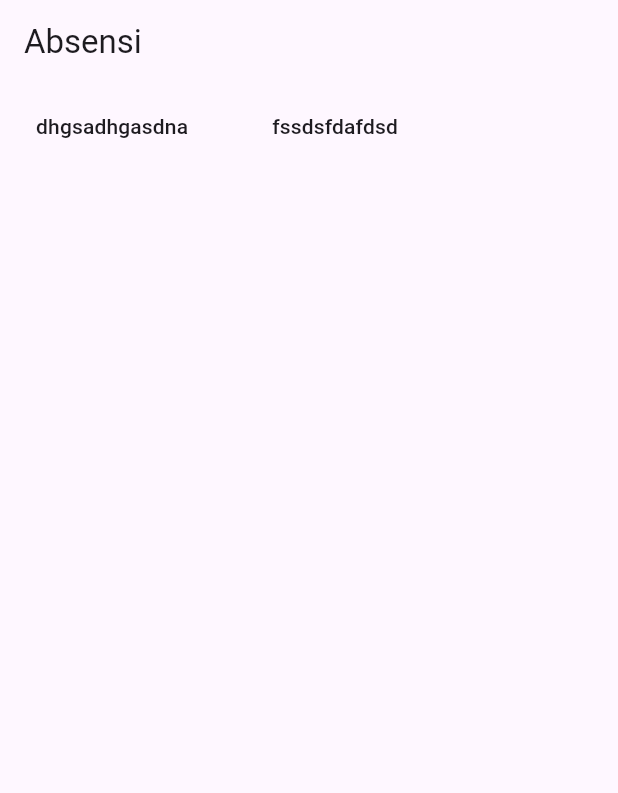
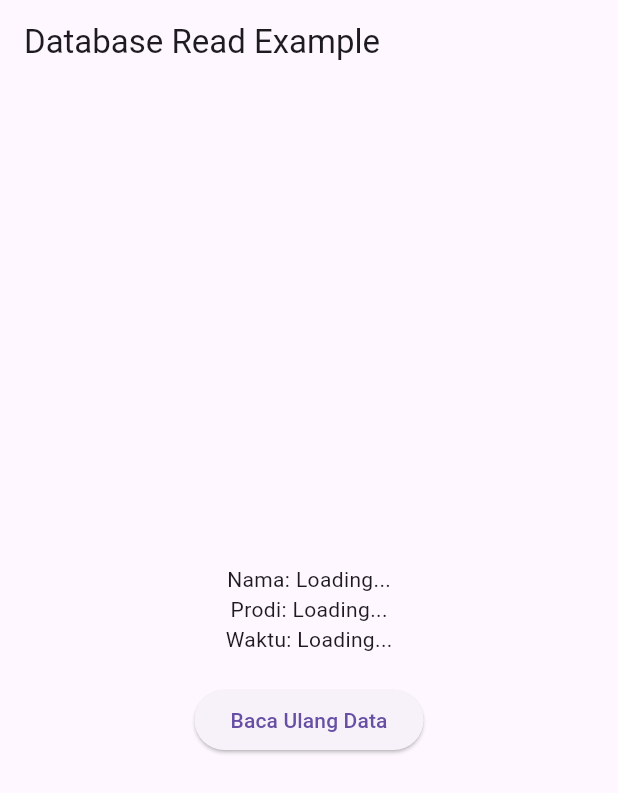
Before and after one commit to rmyrv/Absensi, a Flutter app: the screen it shows after launch, on a phone screen of 412 x 824 dp. Shown: the top 793 px of the screen. Run offline on Flutter 3.47's test engine with Material 3 defaults, Android fonts, the phone set to English and light mode, and no system bars; our stand-ins replace firebase_core, firebase_database; accounts and stored records are empty.

Commit message:
Update bisa menampilkan read Firebase

```diff
--- a/lib/dashboard.dart
+++ b/lib/dashboard.dart
@@ -1,117 +1,222 @@
-// import 'package:projectabsensi/login.dart';
-import 'package:cloud_firestore/cloud_firestore.dart';
-import 'package:flutter/material.dart';
+// import 'package:cloud_firestore/cloud_firestore.dart';
+// import 'package:flutter/material.dart';
+
+// void main() {
+//   runApp(MyApp());
+// }
+
+// class MyApp extends StatelessWidget {
+//   @override
+//   Widget build(BuildContext context) {
+//     return MaterialApp(
+//       debugShowCheckedModeBanner: false,
+//       title: 'My App',
+//       home: Dashboard(),
+//     );
+//   }
+// }
+
+// class Dashboard extends StatelessWidget {
 //   @override
 //   Widget build(BuildContext context) {
 //     return Scaffold(
-//         appBar: AppBar(
-//           title: Text(
-//             "Absensi",
-//             style: TextStyle(
-//               fontSize: 20.0,
-//               fontWeight: FontWeight.bold,
-//             ),
-//           ),
-//           centerTitle: true,
-//         ),
-//         drawer: Drawer(
-//           child: ListView(
-//             children: [
-//               UserAccountsDrawerHeader(
-//                 accountName: Text("Nama Pengguna"),
-//                 accountEmail: Text("email@example.com"),
-//                 currentAccountPicture: CircleAvatar(
-//                   backgroundImage: AssetImage("path_to_your_profile_image.jpg"),
+//       appBar: AppBar(
+//         backgroundColor: Color(0xFFAB8C5F),
+//         leading: PopupMenuButton<String>(
+//           itemBuilder: (BuildContext context) {
+//             return [
+//               PopupMenuItem<String>(
+//                 value: 'logout',
+//                 child: ListTile(
+//                   leading: Icon(Icons.exit_to_app),
+//                   title: Text('Logout'),
 //                 ),
 //               ),
-//               ListTile(
-//                 title: Text("Logout"),
-//                 onTap: () {
-//                   // Aksi yang akan diambil saat tombol "Logout" ditekan
-//                   Navigator.pushAndRemoveUntil(
-//                     context,
-//                     MaterialPageRoute(builder: (context) => LoginPage()),
-//                     (Route<dynamic> route) => false,
-//                   );
-//                 },
-//               ),
-//             ],
+//             ];
+//           },
+//           onSelected: (value) {
+//             if (value == 'logout') {
+//               // Tambahkan logika logout di sini
+//               // Misalnya, panggil fungsi untuk menghapus token, membersihkan sesi, dll.
+//               // Setelah logout, arahkan pengguna ke layar login atau halaman lainnya.
+//             }
+//           },
+//         ),
+//         title: Center(
+//           child: Image.asset(
+//             'assets/absensi.png',
+//             height: 100,
 //           ),
 //         ),
-//         body: FutureBuilder(
-//             future: fetchData(),
-//             builder: (context, snapshot) {
-//               return ListView(
-//                 children: [
-//                   Center(
-//                     child: DataTable(
-//                       columns: [
-//                         DataColumn(label: Text('Nama')),
-//                         DataColumn(label: Text('Hari')),
-//                         DataColumn(label: Text('Jam Masuk')),
-//                         DataColumn(label: Text('Jam Keluar')),
-//                       ],
-//                       rows: [
-//                         DataRow(cells: [
-//                           DataCell(Text('$_namaValue')),
-//                           DataCell(Text('Senin')),
-//                           DataCell(Text('08:00')),
-//                           DataCell(Text('17:00')),
-//                         ]),
-//                         DataRow(cells: [
-//                           DataCell(Text('Jane Smith')),
-//                           DataCell(Text('Selasa')),
-//                           DataCell(Text('09:00')),
-//                           DataCell(Text('18:00')),
-//                         ]),
-//                         // Tambahkan baris lain sesuai kebutuhan
-//                       ],
+//       ),
+//       body: SingleChildScrollView(
+//         child: Column(
+//           children: [
+//             buildStyledTableRow('Nama', ['User', 'id']),
+//             buildStyledTableRow('UID', ['Unique ID', 'id']),
+//             buildStyledTableRow('Waktu', ['Date', 'Time']),
+//             // Tambahkan dua tabel lainnya dengan cara yang serupa
+//           ],
+//         ),
+//       ),
+//     );
+//   }
+
+import 'dart:async';
+
+import 'package:firebase_database/firebase_database.dart';
+//         return Table(
+//           border: TableBorder.all(),
+//           defaultVerticalAlignment:
+//               TableCellVerticalAlignment.middle, // Tambahkan ini
+//           children: [
+//             TableRow(
+//               children: columns
+//                   .map(
+//                     (column) => TableCell(
+//                       child: Padding(
+//                         padding: const EdgeInsets.all(8.0),
+//                         child: Text(column),
+//                       ),
 //                     ),
+//                   )
+//                   .toList(),
+//             ),
+//             ...data!
+//                 .map(
+//                   (doc) => TableRow(
+//                     children: columns
+//                         .map(
+//                           (col) => TableCell(
+//                             child: Padding(
+//                               padding: const EdgeInsets.all(8.0),
+//                               child: Text(doc[col] ?? ''),
+//                             ),
+//                           ),
+//                         )
+//                         .toList(),
 //                   ),
-//                 ],
-//               );
-//             }));
+//                 )
+//                 .toList(),
+//           ],
+//         );
+//       },
+//     );
 //   }
 // }
 
-class Dashboard extends StatelessWidget {
+import 'package:flutter/material.dart';
+
+class DatabaseReadExample extends StatefulWidget {
+  @override
+  _DatabaseReadExampleState createState() => _DatabaseReadExampleState();
+}
+
+class _DatabaseReadExampleState extends State<DatabaseReadExample> {
+  final DatabaseReference _namaRef = FirebaseDatabase.instance
+      .reference()
+      .child('users')
+      .child('UID')
+      .child('Nama');
+  final DatabaseReference _prodiRef = FirebaseDatabase.instance
+      .reference()
+      .child('users')
+      .child('UID')
+      .child('Prodi');
+  final DatabaseReference _waktuRef = FirebaseDatabase.instance
+      .reference()
+      .child('users')
+      .child('UID')
+      .child('Waktu');
+
+  String _nama = 'Loading...';
+  String _prodi = 'Loading...';
+  String _waktu = 'Loading...';
+
+  @override
+  void initState() {
+    super.initState();
+
+    // Mendengarkan perubahan data di database untuk Nama
+    _namaRef.onValue.listen((event) {
+      if (event.snapshot.value != null) {
+        setState(() {
+          _nama = event.snapshot.value.toString();
+        });
+      }
+    });
+
+    // Mendengarkan perubahan data di database untuk Prodi
+    _prodiRef.onValue.listen((event) {
+      if (event.snapshot.value != null) {
+        setState(() {
+          _prodi = event.snapshot.value.toString();
+        });
+      }
+    });
+
+    // Mendengarkan perubahan data di database untuk Waktu
+    _waktuRef.onValue.listen((event) {
+      if (event.snapshot.value != null) {
+        setState(() {
+          _waktu = event.snapshot.value.toString();
+        });
+      }
+    });
+  }
+
   @override
   Widget build(BuildContext context) {
     return Scaffold(
       appBar: AppBar(
-        title: Text('Absensi'),
+        title: Text('Database Read Example'),
       ),
-      body: StreamBuilder(
-        stream: FirebaseFirestore.instance.collection('users').snapshots(),
-        builder: (context, snapshot) {
-          if (!snapshot.hasData) {
-            return Center(
-              child: CircularProgressIndicator(),
-            );
-          }
+      body: Center(
+        child: Column(
+          mainAxisAlignment: MainAxisAlignment.center,
+          children: [
+            Text('Nama: $_nama'),
+            Text('Prodi: $_prodi'),
+            Text('Waktu: $_waktu'),
+            SizedBox(height: 20),
+            ElevatedButton(
+              onPressed: () {
+                // Membaca data kembali (contoh penggunaan)
+                _namaRef.once().then((DataSnapshot snapshot) {
+                      if (snapshot.value != null) {
+                        setState(() {
+                          _nama = snapshot.value.toString();
+                        });
+                      }
+                    } as FutureOr Function(DatabaseEvent value));
 
-          var data = snapshot.data?.docs;
+                _prodiRef.once().then((DataSnapshot snapshot) {
+                      if (snapshot.value != null) {
+                        setState(() {
+                          _prodi = snapshot.value.toString();
+                        });
+                      }
+                    } as FutureOr Function(DatabaseEvent value));
 
-          return DataTable(
-            columns: [
-              DataColumn(label: Text('dhgsadhgasdna')),
-              DataColumn(label: Text('fssdsfdafdsd')),
-              // tambahkan DataColumn lain sesuai kebutuhan
-            ],
-            rows: data!
-                .map(
-                  (doc) => DataRow(
-                    cells: [
-                      DataCell(Text(doc['UID'])),
-                      DataCell(Text(doc['dates'])),
-                      // tambahkan DataCell lain sesuai kebutuhan
-                    ],
-                  ),
-                )
-                .toList(),
-          );
-        },
+                _waktuRef.once().then((DataSnapshot snapshot) {
+                      if (snapshot.value != null) {
+                        setState(() {
+                          _waktu = snapshot.value.toString();
+                        });
+                      }
+                    } as FutureOr Function(DatabaseEvent value));
+              },
+              child: Text('Baca Ulang Data'),
+            ),
+          ],
+        ),
       ),
     );
   }
 }
+
+void main() {
+  runApp(MaterialApp(
+    home: DatabaseReadExample(),
+  ));
+}
--- a/lib/main.dart
+++ b/lib/main.dart
@@ -45,60 +45,7 @@ class MyApp extends StatelessWidget {
       theme: ThemeData(
         primarySwatch: Colors.blue,
       ),
-      home: Dashboard(),
+      home: DatabaseReadExample(),
     );
   }
 }
-
-
-
-// class MyAppNotConnected extends StatelessWidget {
-//   final String errorMessage;
-
-//   const MyAppNotConnected({Key? key, required this.errorMessage})
-//       : super(key: key);
-
-//   @override
-//   Widget build(BuildContext context) {
-//     print('Firebase Initialization Error: $errorMessage');
-
-//     return MaterialApp(
-//       title: 'My App (Not Connected)',
-//       home: Scaffold(
-//         appBar: AppBar(
-//           title: const Text('Not Connected to Firebase'),
-//         ),
-//         body: Center(
-//           child: Column(
-//             mainAxisAlignment: MainAxisAlignment.center,
-//             children: [
-//               const Text('Firebase is not available. Check your connection.'),
-//               const SizedBox(height: 10),
-//               Text('Error: $errorMessage'),
-//             ],
-//           ),
-//         ),
-//       ),
-//     );
-//   }
-// }
-
-// class MyApp extends StatelessWidget {
-//   const MyApp({Key? key}) : super(key: key);
-
-//   @override
-//   Widget build(BuildContext context) {
-//     return MaterialApp(
-//       title: 'Flutter Demo',
-//       debugShowCheckedModeBanner: false,
-//       home: Scaffold(
-//         appBar: AppBar(
-//           title: const Text('My App'),
-//         ),
-//         body: const Center(
-//           child: Text('Connected to Firebase!'),
-//         ),
-//       ),
-//     );
-//   }
-// }
```
Also changed, not shown: lib/testfirestore.dart (+58 -10 lines), assets/absensi.png.
